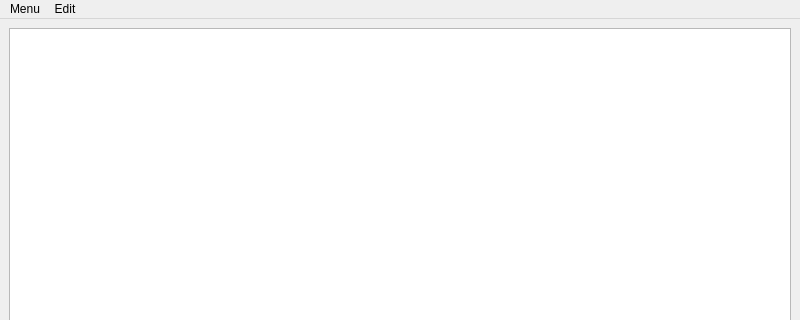
The window that mainwindow.ui (qwerty258/filemetadata) describes before a commit, drawn with Qt 5; both pictures show x 0 to 800 and y 0 to 320 of the 800 by 600 pixel window.
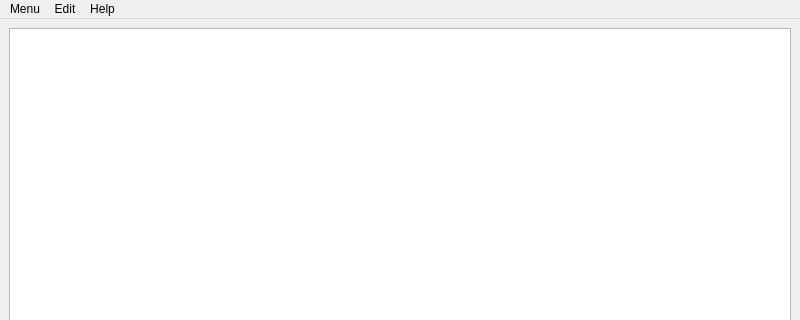
The same window after the commit.

Commit message: add dialog about

```diff
--- a/mainwindow.ui
+++ b/mainwindow.ui
@@ -49,8 +49,16 @@
     <addaction name="actionSettings"/>
     <addaction name="actionTags"/>
    </widget>
+   <widget class="QMenu" name="menuHelp">
+    <property name="title">
+     <string>Help</string>
+    </property>
+    <addaction name="separator"/>
+    <addaction name="actionAbout"/>
+   </widget>
    <addaction name="menuMenu"/>
    <addaction name="menuSettings"/>
+   <addaction name="menuHelp"/>
   </widget>
   <widget class="QStatusBar" name="statusbar"/>
   <action name="actionSettings">
```
Left out of the diff: 5 changed lines with no effect on the pictures. The commit also changes 6 other files.
